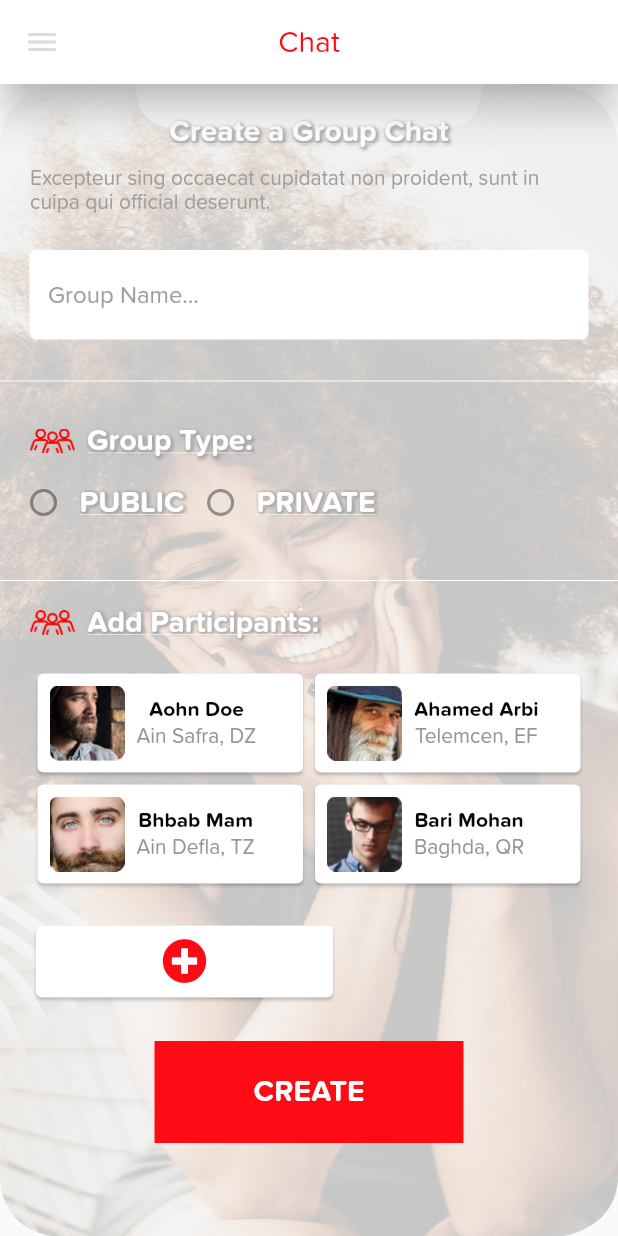
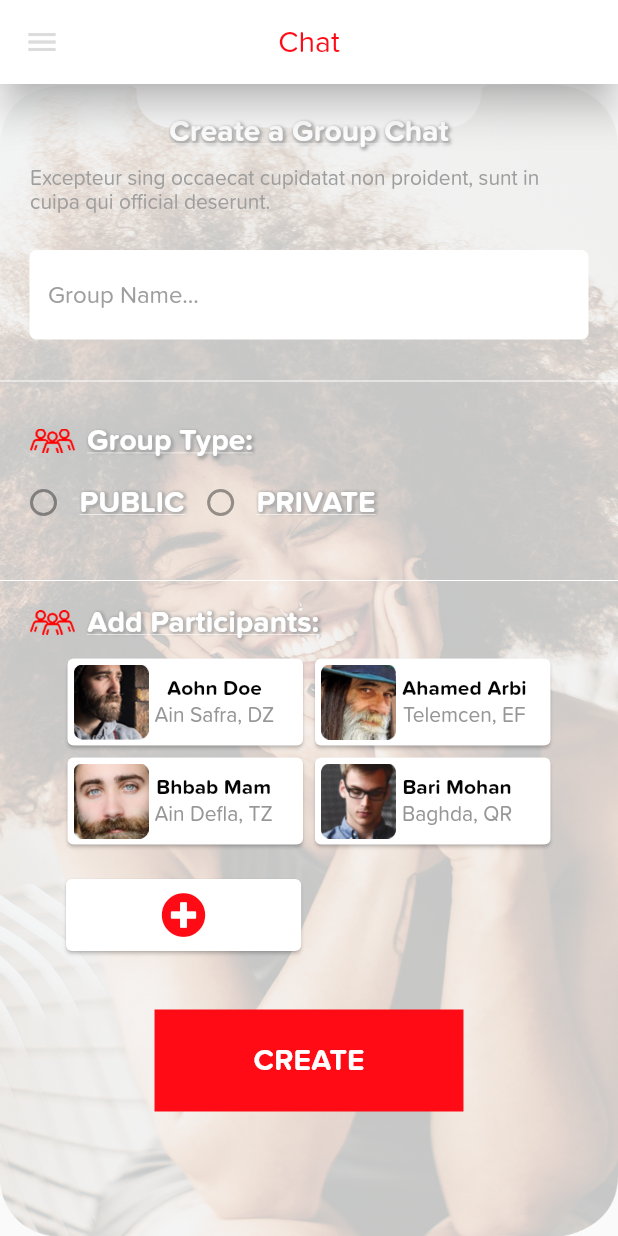
Before and after one commit to Sigilai5/YingYang, a Flutter app: the ChatPage screen opened directly, on a phone screen of 412 x 824 dp. Run offline on Flutter 3.47's test engine with Material 2 defaults, Android fonts, the phone set to English and light mode, and no system bars; our stand-ins replace font_awesome_flutter.

Commit message:
Improve dynamic card layout

```diff
--- a/lib/main.dart
+++ b/lib/main.dart
@@ -31,7 +31,7 @@ class MyApp extends StatelessWidget {
         // is not restarted.
         primarySwatch: Colors.blue,
       ),
-      home: MyHomePage(),
+      home: ChatPage(),
     );
   }
 }
--- a/lib/modules/chat.dart
+++ b/lib/modules/chat.dart
@@ -224,19 +224,18 @@ class _ChatPageState extends State<ChatPage> {
                           ],
                         ),
                         Container(
-                            padding: const EdgeInsets.fromLTRB(0, 10, 0, 10),
+                            //padding: const EdgeInsets.fromLTRB(0, 5, 0, 5),
                             child: Wrap(
                                 direction: Axis.horizontal,
-                                //alignment: WrapAlignment.end,
                                 children: chatDataList.map((item) {
                                   return Container(
-                                      width: 185,
+                                      width: 165,
                                       child: Card(
                                         child: Row(
                                           children: <Widget>[
                                             Padding(
                                               padding:
-                                                  const EdgeInsets.all(8.0),
+                                                  const EdgeInsets.all(4.0),
                                               child: Image(
                                                 image:
                                                     AssetImage("${item.pic}"),
@@ -270,7 +269,8 @@ class _ChatPageState extends State<ChatPage> {
                           mainAxisSize: MainAxisSize.max,
                           children: <Widget>[
                             Container(
-                              width: width / 2,
+                              margin: EdgeInsets.fromLTRB(20, 5, 20, 5),
+                              width: width / 2.5,
                               child: Card(
                                 child: IconButton(
                                     iconSize: 30,
@@ -286,7 +286,7 @@ class _ChatPageState extends State<ChatPage> {
                   ),
                 ),
                 SizedBox(
-                  height: 25,
+                  height: 30,
                 ),
                 Container(
                   padding: EdgeInsets.fromLTRB(50, 10, 50, 10),
```
